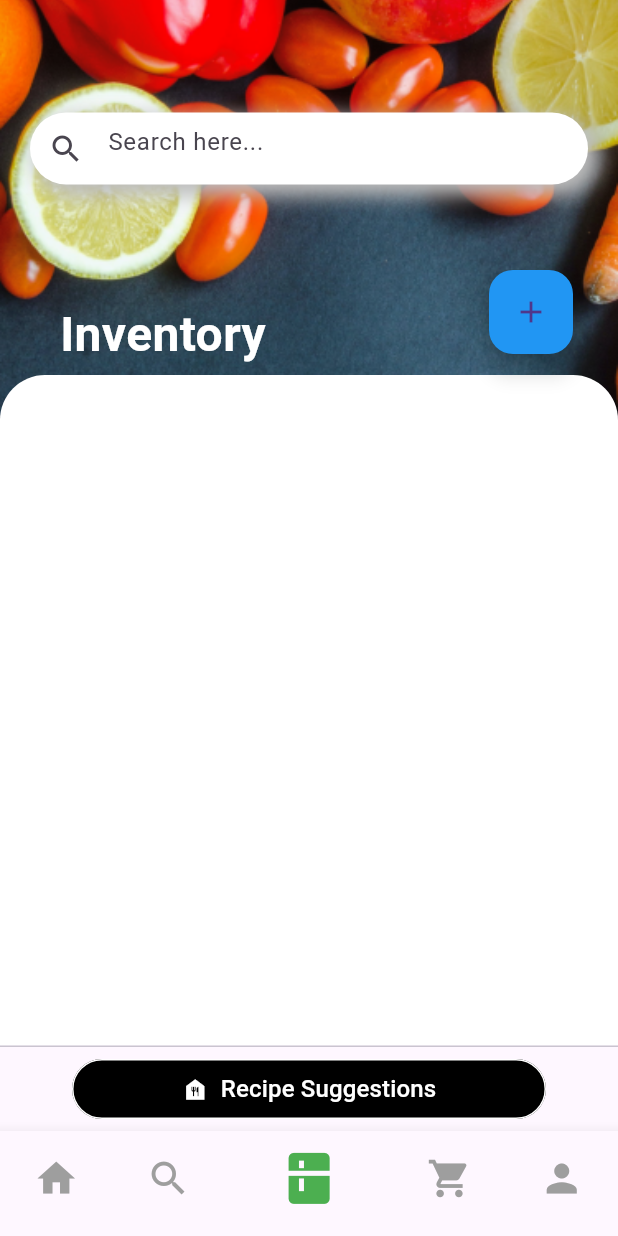
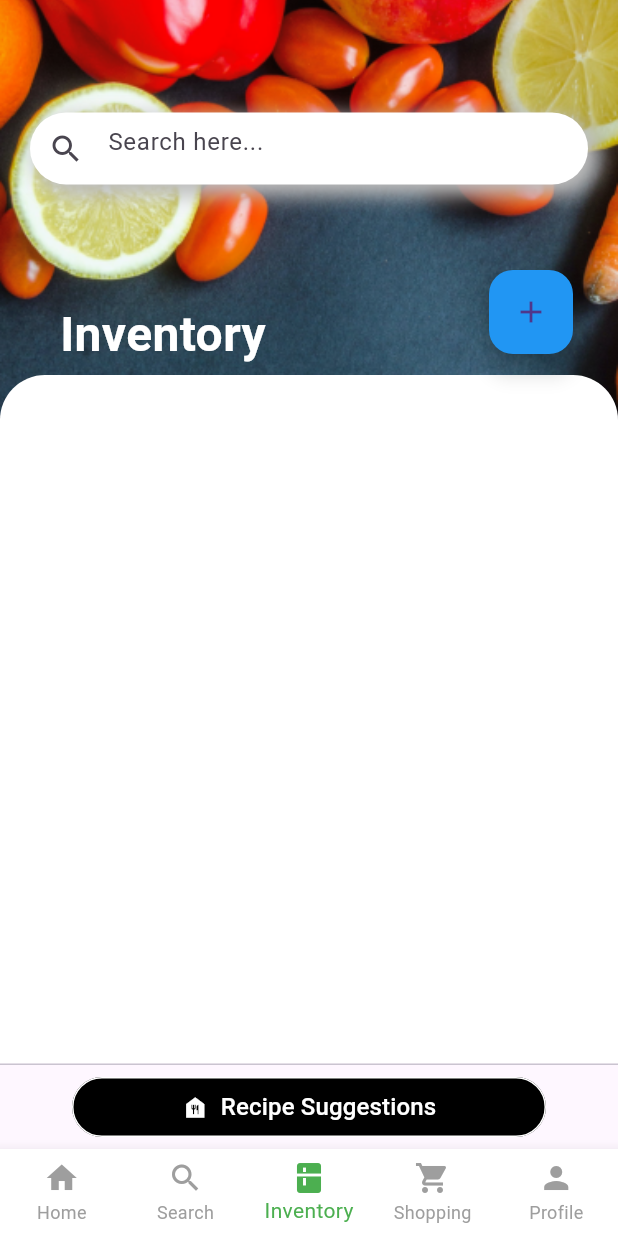
Before and after one commit to Shiyas-N/RecipeRadar_Flutter, a Flutter app: the HomePage screen opened directly, item 3 of the bottom bar chosen, on a phone screen of 412 x 824 dp. Run offline on Flutter 3.47's test engine with Material 3 defaults, Android fonts, the phone set to English and light mode, and no system bars; our stand-ins replace cloud_firestore, firebase_auth, firebase_core, google_fonts; accounts and stored records are empty; network calls fail.

Commit message:
Home page

```diff
--- a/lib/home_page.dart
+++ b/lib/home_page.dart
@@ -2,7 +2,8 @@ import 'package:flutter/material.dart';
 import 'home_page_content.dart';
 import 'search_page_content.dart';
 import 'refrigerator_page_content.dart';
-import 'shopping_cart_page_content.dart';
+// import 'shopping_cart_page_content.dart';
+import 'test.dart';
 import 'profile_page_content.dart';
 import 'recipe.dart';
 
@@ -16,15 +17,13 @@ class HomePage extends StatefulWidget {
 class _HomePageState extends State<HomePage> {
   int _currentIndex = 0;
 
-  final double _selectedIconSize = 35.0;
-  final double _unselectedIconSize = 30.0;
-
   @override
   Widget build(BuildContext context) {
     return Scaffold(
       body: _buildPage(_currentIndex),
       bottomNavigationBar: BottomNavigationBar(
-        backgroundColor: Color(0xFF4CAF50),
+        backgroundColor: Color.fromARGB(255, 255, 255, 255),
+        type: BottomNavigationBarType.fixed, // Set type to fixed
         currentIndex: _currentIndex,
         selectedItemColor: Color(0xFF4CAF50),
         unselectedItemColor: Colors.grey,
@@ -33,31 +32,23 @@ class _HomePageState extends State<HomePage> {
             _currentIndex = index;
           });
         },
-        showSelectedLabels: false,
-        showUnselectedLabels: false,
-        iconSize: _unselectedIconSize,
+        showSelectedLabels: true,
+        showUnselectedLabels: true,
         items: [
-          _buildNavBarItem(Icons.home, 0),
-          _buildNavBarItem(Icons.search, 1),
-          _buildNavBarItem(Icons.kitchen, 2),
-          _buildNavBarItem(Icons.shopping_cart, 3),
-          _buildNavBarItem(Icons.person, 4),
+          _buildNavBarItem(Icons.home, 'Home'),
+          _buildNavBarItem(Icons.search, 'Search'),
+          _buildNavBarItem(Icons.kitchen, 'Inventory'),
+          _buildNavBarItem(Icons.shopping_cart, 'Shopping'),
+          _buildNavBarItem(Icons.person, 'Profile'),
         ],
       ),
     );
   }
 
-  BottomNavigationBarItem _buildNavBarItem(IconData icon, int index) {
+  BottomNavigationBarItem _buildNavBarItem(IconData icon, String label) {
     return BottomNavigationBarItem(
-      icon: index == _currentIndex ? _selectedIcon(icon) : Icon(icon),
-      label: '',
-    );
-  }
-
-  Widget _selectedIcon(IconData icon) {
-    return Transform.scale(
-      scale: _selectedIconSize / _unselectedIconSize,
-      child: Icon(icon, size: _selectedIconSize),
+      icon: Icon(icon),
+      label: label,
     );
   }
 
```
